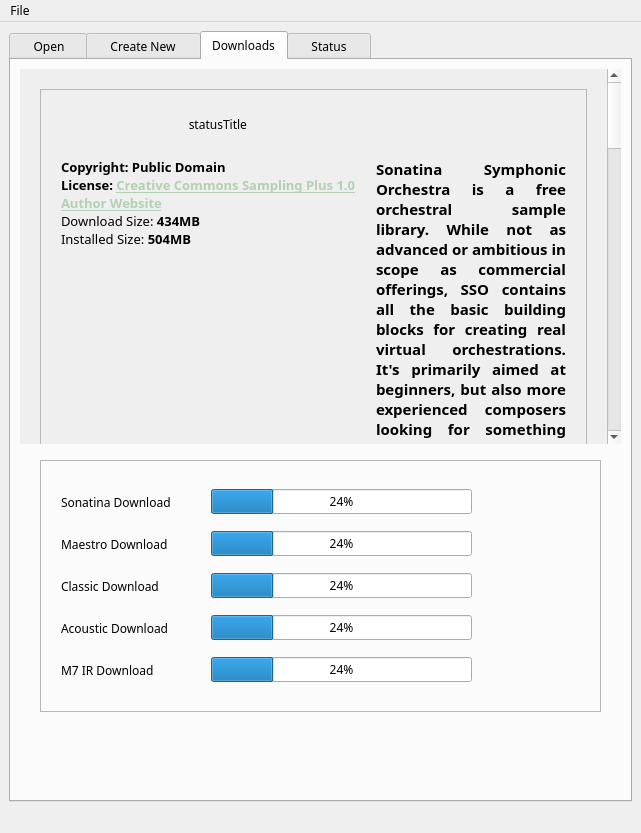
First picture: the form in oostudio/OOStudioBase.ui, repository ccherrett/oom, before the edit.
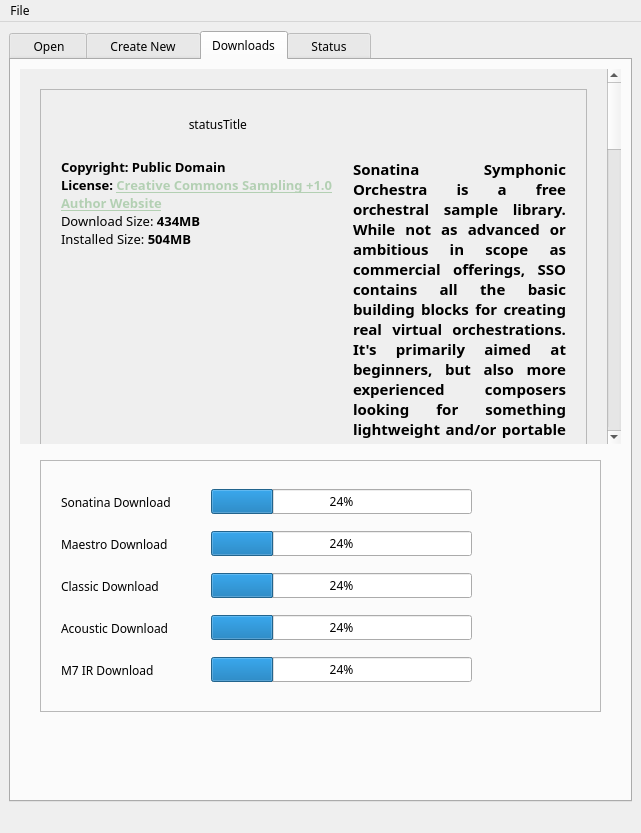
Second picture: the form after the edit. The open tabs and pages were chosen to show the change.

Commit message: OOStudio: Open homepage when downloading libs

```diff
--- a/oostudio/OOStudioBase.ui
+++ b/oostudio/OOStudioBase.ui
@@ -1134,9 +1134,9 @@
               <property name="geometry">
                <rect>
                 <x>0</x>
-                <y>-1096</y>
+                <y>0</y>
                 <width>595</width>
-                <height>1931</height>
+                <height>1912</height>
                </rect>
               </property>
               <property name="autoFillBackground">
@@ -1289,7 +1289,7 @@
 p, li { white-space: pre-wrap; }
 &lt;/style&gt;&lt;/head&gt;&lt;body style=&quot; font-family:'Luxi Sans'; font-size:10pt; font-weight:400; font-style:normal;&quot;&gt;
 &lt;p style=&quot; margin-top:0px; margin-bottom:0px; margin-left:0px; margin-right:0px; -qt-block-indent:0; text-indent:0px;&quot;&gt;&lt;span style=&quot; font-weight:600;&quot;&gt;Copyright: Public Domain&lt;/span&gt;&lt;/p&gt;
-&lt;p style=&quot; margin-top:0px; margin-bottom:0px; margin-left:0px; margin-right:0px; -qt-block-indent:0; text-indent:0px;&quot;&gt;&lt;span style=&quot; font-weight:600;&quot;&gt;License: &lt;/span&gt;&lt;a href=&quot;http://creativecommons.org/licenses/sampling+/1.0/&quot;&gt;&lt;span style=&quot; font-weight:600; text-decoration: underline; color:#b3d0b3;&quot;&gt;Creative Commons Sampling Plus 1.0&lt;/span&gt;&lt;/a&gt;&lt;/p&gt;
+&lt;p style=&quot; margin-top:0px; margin-bottom:0px; margin-left:0px; margin-right:0px; -qt-block-indent:0; text-indent:0px;&quot;&gt;&lt;span style=&quot; font-weight:600;&quot;&gt;License: &lt;/span&gt;&lt;a href=&quot;http://creativecommons.org/licenses/sampling+/1.0/&quot;&gt;&lt;span style=&quot; font-weight:600; text-decoration: underline; color:#b3d0b3;&quot;&gt;Creative Commons Sampling +1.0&lt;/span&gt;&lt;/a&gt;&lt;/p&gt;
 &lt;p style=&quot; margin-top:0px; margin-bottom:0px; margin-left:0px; margin-right:0px; -qt-block-indent:0; text-indent:0px;&quot;&gt;&lt;a href=&quot;http://sso.mattiaswestlund.net/&quot;&gt;&lt;span style=&quot; font-weight:600; text-decoration: underline; color:#b3d0b3;&quot;&gt;Author Website&lt;/span&gt;&lt;/a&gt;&lt;/p&gt;
 &lt;p style=&quot; margin-top:0px; margin-bottom:0px; margin-left:0px; margin-right:0px; -qt-block-indent:0; text-indent:0px;&quot;&gt;Download Size:&lt;span style=&quot; font-weight:600;&quot;&gt; 434MB&lt;/span&gt;&lt;/p&gt;
 &lt;p style=&quot; margin-top:0px; margin-bottom:0px; margin-left:0px; margin-right:0px; -qt-block-indent:0; text-indent:0px;&quot;&gt;Installed Size:&lt;span style=&quot; font-weight:600;&quot;&gt; 504MB&lt;/span&gt;&lt;/p&gt;&lt;/body&gt;&lt;/html&gt;</string>
```
The commit also changes 1 other file.
